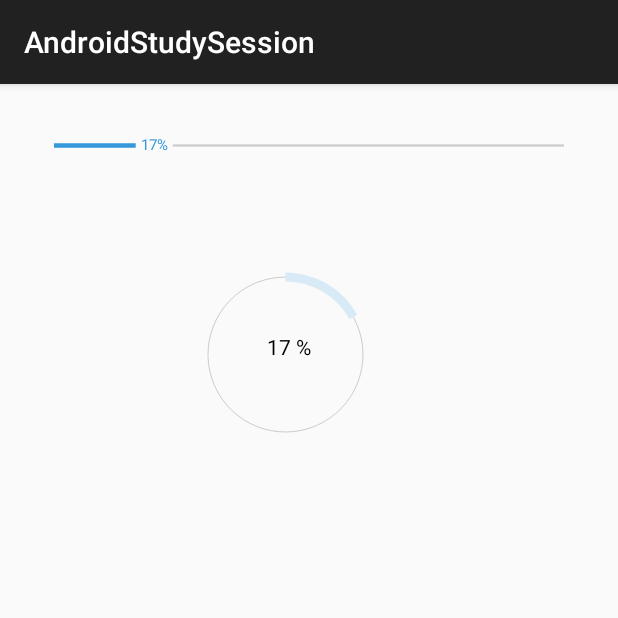
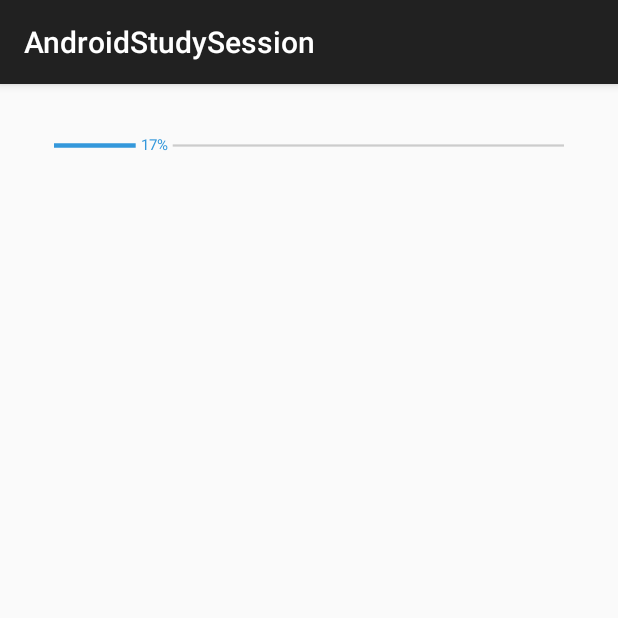
Before and after one commit to rewind927/AndroidStudySession, an Android app: the screen it shows after launch (NumberProgressBarActivity), after a tap on "NumberProgressBar", on a phone screen of 412 x 824 dp, the top half of it. Run offline under Robolectric (Android 15) with nearby library versions, the phone set to English and light mode, and no system bars.

Commit message:
Add circle progress bar practice to NumberProgressBar project

```diff
--- a/NumberProgressBar/src/main/java/com/daimajia/numberprogressbar/example/NumberProgressBarActivity.java
+++ b/NumberProgressBar/src/main/java/com/daimajia/numberprogressbar/example/NumberProgressBarActivity.java
@@ -6,7 +6,6 @@ import android.widget.Toast;
 
 import com.daimajia.numberprogressbar.NumberProgressBar;
 import com.daimajia.numberprogressbar.OnProgressBarListener;
-import com.widget.circleprogressbar.CircleProgressBar;
 
 import java.util.Timer;
 import java.util.TimerTask;
@@ -15,7 +14,6 @@ public class NumberProgressBarActivity extends ActionBarActivity implements OnPr
 	private Timer timer;
 
 	private NumberProgressBar progressBar;
-	private CircleProgressBar circleProgressBar;
 
 	@Override
 	protected void onCreate(Bundle savedInstanceState) {
@@ -24,15 +22,6 @@ public class NumberProgressBarActivity extends ActionBarActivity implements OnPr
 
 		progressBar = (NumberProgressBar) findViewById(R.id.numberbar1);
 		progressBar.setOnProgressBarListener(this);
-		circleProgressBar = (CircleProgressBar) findViewById(R.id.circle_progress_bar);
-		circleProgressBar.setProgressBarListener(new OnProgressBarListener() {
-			@Override
-			public void onProgressChange(int current, int max) {
-				if (current == max) {
-					circleProgressBar.setProgress(0);
-				}
-			}
-		});
 		timer = new Timer();
 		timer.schedule(new TimerTask() {
 			@Override
@@ -41,7 +30,6 @@ public class NumberProgressBarActivity extends ActionBarActivity implements OnPr
 					@Override
 					public void run() {
 						progressBar.incrementProgressBy(1);
-						circleProgressBar.incrementProgressBy(1);
 					}
 				});
 			}
--- a/NumberProgressBar/src/main/java/com/widget/circleprogressbar/CircleProgressBar.java
+++ b/NumberProgressBar/src/main/java/com/widget/circleprogressbar/CircleProgressBar.java
@@ -20,7 +20,7 @@ public class CircleProgressBar extends View {
 	private int progressReachedColor;
 	private int progressUnreachedStroke;
 	private int progressReachedStroke;
-	private int progressBarCircleSize;
+	private int progressBarSize;
 	private int progressTextSize;
 	private int progressTextColor;
 	private Paint textPaint;
@@ -38,16 +38,13 @@ public class CircleProgressBar extends View {
 		try {
 			progress = a.getInt(R.styleable.CircleProgressBar_circle_progress, 0);
 			max = a.getInt(R.styleable.CircleProgressBar_circle_max, 100);
-			progressUnreachedColor = a.getColor(R.styleable.CircleProgressBar_circle_progress_unreached_color, 0xFFCCCCCC);
-			progressReachedColor = a.getColor(R.styleable.CircleProgressBar_circle_progress_reached_color, 0xFF3498DB);
-			progressUnreachedStroke = a.getDimensionPixelSize(R.styleable.CircleProgressBar_circle_progress_unreached_stroke, (int) dp2px(6));
-			progressReachedStroke = a.getDimensionPixelSize(R.styleable.CircleProgressBar_circle_progress_reached_stroke, (int) dp2px(6));
-			progressBarCircleSize = a.getDimensionPixelSize(R.styleable.CircleProgressBar_circle_progress_bar_circle_size, (int) dp2px(100));
-			progressTextSize = a.getDimensionPixelSize(R.styleable.CircleProgressBar_circle_progress_text_size, (int) sp2px(14));
-			progressTextColor = a.getColor(R.styleable.CircleProgressBar_circle_progress_text_color, 0xFF000000);
+			// TODO: get attributes .....
+
+
 		} finally {
 			a.recycle();
 		}
+		// initial paint
 		textPaint = new Paint(Paint.ANTI_ALIAS_FLAG);
 		textPaint.setTextSize(progressTextSize);
 		textPaint.setColor(progressTextColor);
@@ -61,64 +58,19 @@ public class CircleProgressBar extends View {
 	}
 
 	@Override
-	public int getMinimumHeight() {
-		return Math.max(progressTextSize, progressBarCircleSize);
-	}
-
-	@Override
-	public int getMinimumWidth() {
-		return Math.max(progressTextSize, progressBarCircleSize);
-	}
-
-	@Override
 	protected void onMeasure(int widthMeasureSpec, int heightMeasureSpec) {
 		super.onMeasure(widthMeasureSpec, heightMeasureSpec);
-		setMeasuredDimension(measure(widthMeasureSpec, true), measure(heightMeasureSpec, false));
-	}
+		// TODO: setMeasuredDimension .....
 
-	private int measure(int measureSpec, boolean isWidth) {
-		int result;
-		int size = MeasureSpec.getSize(measureSpec);
-		int mode = MeasureSpec.getMode(measureSpec);
-		int padding = isWidth ? getPaddingLeft() + getPaddingRight() : getPaddingTop() + getPaddingBottom();
-		if (mode == MeasureSpec.EXACTLY) {
-			result = size;
-		} else {
-			result = isWidth ? getSuggestedMinimumWidth() : getSuggestedMinimumHeight();
-			result += padding;
-			if (mode == MeasureSpec.AT_MOST) {
-				result = Math.max(result, size);
-			}
-		}
-		return result;
+
 	}
 
 	@Override
 	protected void onDraw(Canvas canvas) {
 		super.onDraw(canvas);
-		final float angel = 360 * progress / max;
+		// TODO: [tips] canvas.drawArc(reachedOval, -90, angel, false, progressReachedPaint);
 
-		RectF unreachedOval = new RectF(getPaddingLeft() + progressUnreachedStroke / 2,
-				getPaddingTop() + progressUnreachedStroke / 2,
-				getPaddingLeft() + progressBarCircleSize + progressUnreachedStroke,
-				getPaddingTop() + progressBarCircleSize + progressUnreachedStroke);
-		canvas.drawArc(unreachedOval, angel - 90, 360 - angel, false, progressUnreachedPaint);
 
-		RectF reachedOval = new RectF(getPaddingLeft() + progressReachedStroke / 2,
-				getPaddingTop() + progressReachedStroke / 2,
-				getPaddingLeft() + progressBarCircleSize + progressReachedStroke,
-				getPaddingTop() + progressBarCircleSize + progressReachedStroke);
-
-		final int reachedColor = adjustAlpha(progressReachedColor, (255 * progress / (float) max) / 255);
-		progressReachedPaint.setColor(reachedColor);
-		canvas.drawArc(reachedOval, -90, angel, false, progressReachedPaint);
-
-		final int radius = progressBarCircleSize / 2;
-		final int centerX = getPaddingLeft() + radius;
-		final int centerY = getPaddingTop() + radius;
-		final float textWidth = textPaint.measureText(progress + "");
-		final float textHeight = textPaint.ascent() + textPaint.descent();
-		canvas.drawText(progress + " %", centerX - textWidth / 2, centerY - textHeight / 2, textPaint);
 	}
 
 	public void setProgressBarListener(OnProgressBarListener listener) {
--- a/NumberProgressBar/src/main/res/layout/activity_numberprogressbar.xml
+++ b/NumberProgressBar/src/main/res/layout/activity_numberprogressbar.xml
@@ -25,12 +25,12 @@
 			custom:progress_reached_bar_height="3dp"
 			custom:progress_unreached_bar_height="1.5dp"/>
 
-	<com.widget.circleprogressbar.CircleProgressBar
-			android:id="@+id/circle_progress_bar"
-			android:layout_width="wrap_content"
-			android:layout_height="wrap_content"
-			android:paddingLeft="120dp"
-			android:paddingTop="60dp"
-			custom:circle_progress_reached_color="#3498DB"/>
+	<!--<com.widget.circleprogressbar.CircleProgressBar-->
+			<!--android:id="@+id/circle_progress_bar"-->
+			<!--android:layout_width="wrap_content"-->
+			<!--android:layout_height="wrap_content"-->
+			<!--android:paddingLeft="120dp"-->
+			<!--android:paddingTop="60dp"-->
+			<!--custom:circle_progress_reached_color="#3498DB"/>-->
 
 </LinearLayout>
--- a/NumberProgressBar/src/main/res/values/attrs.xml
+++ b/NumberProgressBar/src/main/res/values/attrs.xml
@@ -21,23 +21,17 @@
 		</attr>
 	</declare-styleable>
 
+	<!-- TODO: declare attributes -->
 	<declare-styleable name="CircleProgressBar">
 		<attr name="circle_progress" format="integer"/>
 		<attr name="circle_max" format="integer"/>
-
-        <attr name="circle_progress_unreached_color" format="color"/>
-        <attr name="circle_progress_reached_color" format="color"/>
-
-        <attr name="circle_progress_unreached_stroke" format="dimension"/>
-        <attr name="circle_progress_reached_stroke" format="dimension"/>
-
-        <attr name="circle_progress_bar_circle_size" format="dimension"/>
-
-        <attr name="circle_progress_text_size" format="dimension"/>
-        <attr name="circle_progress_text_color" format="color"/>
+		<!-- " -->
+		<!-- circle_progress_reached_color -->
+		<!-- circle_progress_unreached_stroke -->
+		<!-- circle_progress_reached_stroke -->
+		<!-- circle_progress_bar_size -->
+		<!-- circle_progress_text_size -->
+		<!-- circle_progress_text_color -->
 	</declare-styleable>
 
-    <!--<declare-styleable name="Themes">-->
-        <!--<attr name="numberProgressBarStyle" format="reference"/>-->
-    <!--</declare-styleable>-->
 </resources>
```
Lines whose indentation alone changed are shown as unchanged.
